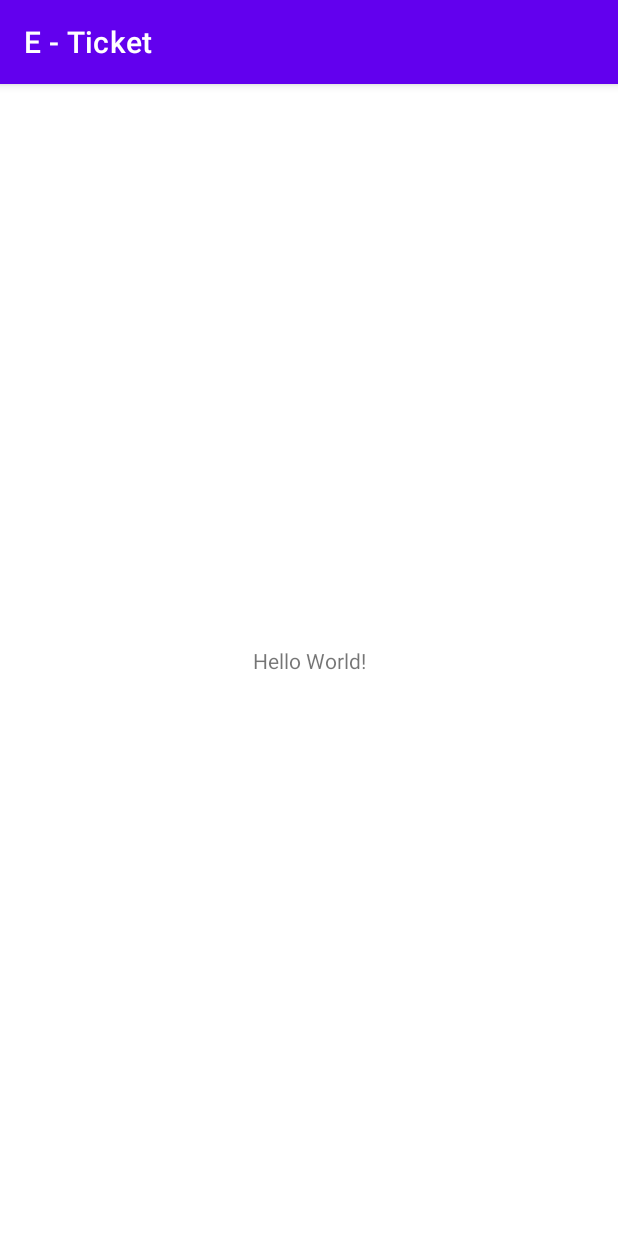
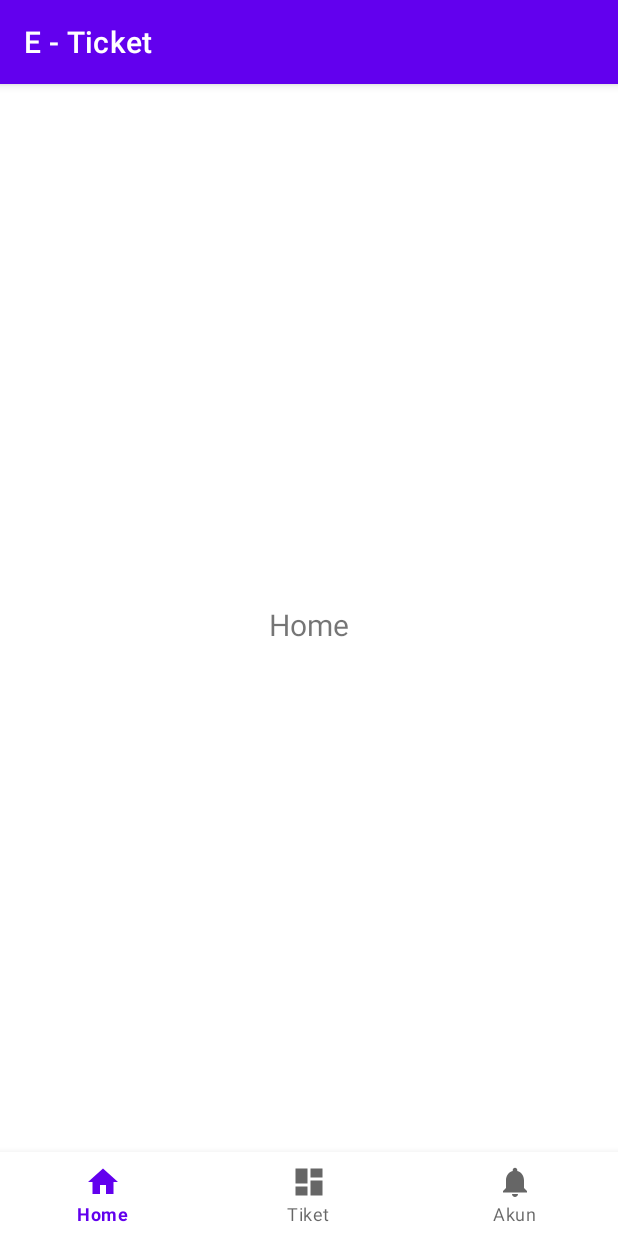
Before and after one commit to aphtbrt123/E-Ticket-PAII, an Android app: the screen it shows after launch (MainActivity), on a phone screen of 412 x 824 dp. Run offline under Robolectric (Android 15) with nearby library versions, the phone set to English and light mode, and no system bars.

Commit message:
Button Nav Bar 1

```diff
--- a/app/src/main/AndroidManifest.xml
+++ b/app/src/main/AndroidManifest.xml
@@ -10,6 +10,10 @@
         android:supportsRtl="true"
         android:theme="@style/Theme.ETicket">
         <activity
+            android:name=".activity.Main2Activity"
+            android:exported="true"
+            android:label="@string/title_activity_main2" />
+        <activity
             android:name=".MainActivity"
             android:exported="true">
             <intent-filter>
--- a/app/src/main/java/com/kantin/e_ticket/MainActivity.kt
+++ b/app/src/main/java/com/kantin/e_ticket/MainActivity.kt
@@ -2,10 +2,65 @@ package com.kantin.e_ticket
 
 import androidx.appcompat.app.AppCompatActivity
 import android.os.Bundle
+import android.util.Log
+import android.view.Menu
+import android.view.MenuItem
+import androidx.core.view.get
+import androidx.fragment.app.Fragment
+import androidx.fragment.app.FragmentManager
+import com.google.android.material.bottomnavigation.BottomNavigationView
+import com.kantin.e_ticket.fragment.AkunFragment
+import com.kantin.e_ticket.fragment.HomeFragment
+import com.kantin.e_ticket.fragment.TiketFragment
 
 class MainActivity : AppCompatActivity() {
+
+    private val fragmentHome: Fragment = HomeFragment()
+    private val fragmentTiket: Fragment = TiketFragment()
+    private val fragmentAkun: Fragment = AkunFragment()
+    private val fm: FragmentManager = supportFragmentManager
+    private var active: Fragment = fragmentHome
+
+    private lateinit var menu: Menu
+    private lateinit var menuItem: MenuItem
+    private lateinit var bottomNavigationView: BottomNavigationView
+
     override fun onCreate(savedInstanceState: Bundle?) {
         super.onCreate(savedInstanceState)
         setContentView(R.layout.activity_main)
+
+        fm.beginTransaction().add(R.id.container, fragmentHome).show(fragmentHome).commit()
+        fm.beginTransaction().add(R.id.container, fragmentTiket).hide(fragmentTiket).commit()
+        fm.beginTransaction().add(R.id.container, fragmentAkun).hide(fragmentAkun).commit()
+
+        bottomNavigationView = findViewById(R.id.nav_view)
+        menu = bottomNavigationView.menu
+        menuItem = menu.getItem(0)
+        menuItem.isChecked = true
+
+        bottomNavigationView.setOnNavigationItemSelectedListener { item ->
+            when(item.itemId){
+                R.id.navigation_home ->{
+                    callFragment(0,fragmentHome)
+                }
+
+                R.id.navigation_tiket ->{
+                    callFragment(1,fragmentTiket)
+                }
+
+                R.id.navigation_akun ->{
+                    callFragment(2, fragmentAkun)
+                }
+            }
+
+            false
+        }
+    }
+
+    fun callFragment(int: Int, fragment: Fragment){
+        menuItem = menu.getItem(int)
+        menuItem.isChecked = true
+        fm.beginTransaction().hide(active).show(fragment).commit()
+        active = fragmentAkun
     }
 }
--- /dev/null
+++ b/app/src/main/java/com/kantin/e_ticket/fragment/AkunFragment.kt
@@ -0,0 +1,60 @@
+package com.kantin.e_ticket.fragment
+
+import android.os.Bundle
+import androidx.fragment.app.Fragment
+import android.view.LayoutInflater
+import android.view.View
+import android.view.ViewGroup
+import com.kantin.e_ticket.R
+
+// TODO: Rename parameter arguments, choose names that match
+// the fragment initialization parameters, e.g. ARG_ITEM_NUMBER
+private const val ARG_PARAM1 = "param1"
+private const val ARG_PARAM2 = "param2"
+
+/**
+ * A simple [Fragment] subclass.
+ * Use the [HomeFragment.newInstance] factory method to
+ * create an instance of this fragment.
+ */
+class AkunFragment : Fragment() {
+    // TODO: Rename and change types of parameters
+    private var param1: String? = null
+    private var param2: String? = null
+
+    override fun onCreate(savedInstanceState: Bundle?) {
+        super.onCreate(savedInstanceState)
+        arguments?.let {
+            param1 = it.getString(ARG_PARAM1)
+            param2 = it.getString(ARG_PARAM2)
+        }
+    }
+
+    override fun onCreateView(
+        inflater: LayoutInflater, container: ViewGroup?,
+        savedInstanceState: Bundle?
+    ): View? {
+        // Inflate the layout for this fragment
+        return inflater.inflate(R.layout.fragment_akun, container, false)
+    }
+
+    companion object {
+        /**
+         * Use this factory method to create a new instance of
+         * this fragment using the provided parameters.
+         *
+         * @param param1 Parameter 1.
+         * @param param2 Parameter 2.
+         * @return A new instance of fragment HomeFragment.
+         */
+        // TODO: Rename and change types and number of parameters
+        @JvmStatic
+        fun newInstance(param1: String, param2: String) =
+            HomeFragment().apply {
+                arguments = Bundle().apply {
+                    putString(ARG_PARAM1, param1)
+                    putString(ARG_PARAM2, param2)
+                }
+            }
+    }
+}
--- /dev/null
+++ b/app/src/main/java/com/kantin/e_ticket/fragment/HomeFragment.kt
@@ -0,0 +1,60 @@
+package com.kantin.e_ticket.fragment
+
+import android.os.Bundle
+import androidx.fragment.app.Fragment
+import android.view.LayoutInflater
+import android.view.View
+import android.view.ViewGroup
+import com.kantin.e_ticket.R
+
+// TODO: Rename parameter arguments, choose names that match
+// the fragment initialization parameters, e.g. ARG_ITEM_NUMBER
+private const val ARG_PARAM1 = "param1"
+private const val ARG_PARAM2 = "param2"
+
+/**
+ * A simple [Fragment] subclass.
+ * Use the [HomeFragment.newInstance] factory method to
+ * create an instance of this fragment.
+ */
+class HomeFragment : Fragment() {
+    // TODO: Rename and change types of parameters
+    private var param1: String? = null
+    private var param2: String? = null
+
+    override fun onCreate(savedInstanceState: Bundle?) {
+        super.onCreate(savedInstanceState)
+        arguments?.let {
+            param1 = it.getString(ARG_PARAM1)
+            param2 = it.getString(ARG_PARAM2)
+        }
+    }
+
+    override fun onCreateView(
+        inflater: LayoutInflater, container: ViewGroup?,
+        savedInstanceState: Bundle?
+    ): View? {
+        // Inflate the layout for this fragment
+        return inflater.inflate(R.layout.fragment_home, container, false)
+    }
+
+    companion object {
+        /**
+         * Use this factory method to create a new instance of
+         * this fragment using the provided parameters.
+         *
+         * @param param1 Parameter 1.
+         * @param param2 Parameter 2.
+         * @return A new instance of fragment HomeFragment.
+         */
+        // TODO: Rename and change types and number of parameters
+        @JvmStatic
+        fun newInstance(param1: String, param2: String) =
+            HomeFragment().apply {
+                arguments = Bundle().apply {
+                    putString(ARG_PARAM1, param1)
+                    putString(ARG_PARAM2, param2)
+                }
+            }
+    }
+}
--- /dev/null
+++ b/app/src/main/java/com/kantin/e_ticket/fragment/TiketFragment.kt
@@ -0,0 +1,60 @@
+package com.kantin.e_ticket.fragment
+
+import android.os.Bundle
+import androidx.fragment.app.Fragment
+import android.view.LayoutInflater
+import android.view.View
+import android.view.ViewGroup
+import com.kantin.e_ticket.R
+
+// TODO: Rename parameter arguments, choose names that match
+// the fragment initialization parameters, e.g. ARG_ITEM_NUMBER
+private const val ARG_PARAM1 = "param1"
+private const val ARG_PARAM2 = "param2"
+
+/**
+ * A simple [Fragment] subclass.
+ * Use the [HomeFragment.newInstance] factory method to
+ * create an instance of this fragment.
+ */
+class TiketFragment : Fragment() {
+    // TODO: Rename and change types of parameters
+    private var param1: String? = null
+    private var param2: String? = null
+
+    override fun onCreate(savedInstanceState: Bundle?) {
+        super.onCreate(savedInstanceState)
+        arguments?.let {
+            param1 = it.getString(ARG_PARAM1)
+            param2 = it.getString(ARG_PARAM2)
+        }
+    }
+
+    override fun onCreateView(
+        inflater: LayoutInflater, container: ViewGroup?,
+        savedInstanceState: Bundle?
+    ): View? {
+        // Inflate the layout for this fragment
+        return inflater.inflate(R.layout.fragment_tiket, container, false)
+    }
+
+    companion object {
+        /**
+         * Use this factory method to create a new instance of
+         * this fragment using the provided parameters.
+         *
+         * @param param1 Parameter 1.
+         * @param param2 Parameter 2.
+         * @return A new instance of fragment HomeFragment.
+         */
+        // TODO: Rename and change types and number of parameters
+        @JvmStatic
+        fun newInstance(param1: String, param2: String) =
+            HomeFragment().apply {
+                arguments = Bundle().apply {
+                    putString(ARG_PARAM1, param1)
+                    putString(ARG_PARAM2, param2)
+                }
+            }
+    }
+}
--- /dev/null
+++ b/app/src/main/res/drawable/ic_dashboard_black_24dp.xml
@@ -0,0 +1,9 @@
+<vector xmlns:android="http://schemas.android.com/apk/res/android"
+    android:width="24dp"
+    android:height="24dp"
+    android:viewportWidth="24.0"
+    android:viewportHeight="24.0">
+    <path
+        android:fillColor="#FF000000"
+        android:pathData="M3,13h8L11,3L3,3v10zM3,21h8v-6L3,15v6zM13,21h8L21,11h-8v10zM13,3v6h8L21,3h-8z" />
+</vector>
--- /dev/null
+++ b/app/src/main/res/drawable/ic_home_black_24dp.xml
@@ -0,0 +1,9 @@
+<vector xmlns:android="http://schemas.android.com/apk/res/android"
+    android:width="24dp"
+    android:height="24dp"
+    android:viewportWidth="24.0"
+    android:viewportHeight="24.0">
+    <path
+        android:fillColor="#FF000000"
+        android:pathData="M10,20v-6h4v6h5v-8h3L12,3 2,12h3v8z" />
+</vector>
--- /dev/null
+++ b/app/src/main/res/drawable/ic_notifications_black_24dp.xml
@@ -0,0 +1,9 @@
+<vector xmlns:android="http://schemas.android.com/apk/res/android"
+    android:width="24dp"
+    android:height="24dp"
+    android:viewportWidth="24.0"
+    android:viewportHeight="24.0">
+    <path
+        android:fillColor="#FF000000"
+        android:pathData="M12,22c1.1,0 2,-0.9 2,-2h-4c0,1.1 0.89,2 2,2zM18,16v-5c0,-3.07 -1.64,-5.64 -4.5,-6.32L13.5,4c0,-0.83 -0.67,-1.5 -1.5,-1.5s-1.5,0.67 -1.5,1.5v0.68C7.63,5.36 6,7.92 6,11v5l-2,2v1h16v-1l-2,-2z" />
+</vector>
--- a/app/src/main/res/layout/activity_main.xml
+++ b/app/src/main/res/layout/activity_main.xml
@@ -1,18 +1,26 @@
 <?xml version="1.0" encoding="utf-8"?>
-<androidx.constraintlayout.widget.ConstraintLayout xmlns:android="http://schemas.android.com/apk/res/android"
+<RelativeLayout xmlns:android="http://schemas.android.com/apk/res/android"
     xmlns:app="http://schemas.android.com/apk/res-auto"
     xmlns:tools="http://schemas.android.com/tools"
     android:layout_width="match_parent"
     android:layout_height="match_parent"
     tools:context=".MainActivity">
 
-    <TextView
-        android:layout_width="wrap_content"
+    <FrameLayout
+        android:id="@+id/container"
+        android:name="androidx.navigation.fragment.NavHostFragment"
+        android:layout_width="match_parent"
+        android:layout_height="match_parent"
+        android:layout_above="@+id/nav_view"/>
+
+    <com.google.android.material.bottomnavigation.BottomNavigationView
+        android:id="@+id/nav_view"
+        android:layout_width="match_parent"
         android:layout_height="wrap_content"
-        android:text="Hello World!"
-        app:layout_constraintBottom_toBottomOf="parent"
-        app:layout_constraintLeft_toLeftOf="parent"
-        app:layout_constraintRight_toRightOf="parent"
-        app:layout_constraintTop_toTopOf="parent" />
+        android:background="?android:attr/windowBackground"
+        app:menu="@menu/bottom_nav_menu"
+        android:layout_alignParentBottom="true"/>
 
-</androidx.constraintlayout.widget.ConstraintLayout>
+
+
+</RelativeLayout>
--- /dev/null
+++ b/app/src/main/res/layout/fragment_home.xml
@@ -0,0 +1,23 @@
+<?xml version="1.0" encoding="utf-8"?>
+<androidx.constraintlayout.widget.ConstraintLayout xmlns:android="http://schemas.android.com/apk/res/android"
+    xmlns:app="http://schemas.android.com/apk/res-auto"
+    xmlns:tools="http://schemas.android.com/tools"
+    android:layout_width="match_parent"
+    android:layout_height="match_parent"
+    tools:context=".fragment.HomeFragment">
+
+    <TextView
+        android:id="@+id/text_home"
+        android:layout_width="match_parent"
+        android:layout_height="wrap_content"
+        android:layout_marginStart="8dp"
+        android:layout_marginTop="8dp"
+        android:layout_marginEnd="8dp"
+        android:textAlignment="center"
+        android:textSize="20sp"
+        android:text="Home"
+        app:layout_constraintBottom_toBottomOf="parent"
+        app:layout_constraintEnd_toEndOf="parent"
+        app:layout_constraintStart_toStartOf="parent"
+        app:layout_constraintTop_toTopOf="parent" />
+</androidx.constraintlayout.widget.ConstraintLayout>
--- /dev/null
+++ b/app/src/main/res/menu/bottom_nav_menu.xml
@@ -0,0 +1,19 @@
+<?xml version="1.0" encoding="utf-8"?>
+<menu xmlns:android="http://schemas.android.com/apk/res/android">
+
+    <item
+        android:id="@+id/navigation_home"
+        android:icon="@drawable/ic_home_black_24dp"
+        android:title="@string/title_home" />
+
+    <item
+        android:id="@+id/navigation_tiket"
+        android:icon="@drawable/ic_dashboard_black_24dp"
+        android:title="Tiket" />
+
+    <item
+        android:id="@+id/navigation_akun"
+        android:icon="@drawable/ic_notifications_black_24dp"
+        android:title="Akun" />
+
+</menu>
--- /dev/null
+++ b/app/src/main/res/values/dimens.xml
@@ -0,0 +1,5 @@
+<resources>
+    <!-- Default screen margins, per the Android Design guidelines. -->
+    <dimen name="activity_horizontal_margin">16dp</dimen>
+    <dimen name="activity_vertical_margin">16dp</dimen>
+</resources>
--- a/app/src/main/res/values/strings.xml
+++ b/app/src/main/res/values/strings.xml
@@ -1,3 +1,9 @@
 <resources>
     <string name="app_name">E - Ticket</string>
+    <string name="title_activity_main2">Main2Activity</string>
+    <string name="title_home">Home</string>
+    <string name="title_dashboard">Dashboard</string>
+    <string name="title_notifications">Notifications</string>
+    <!-- TODO: Remove or change this placeholder text -->
+    <string name="hello_blank_fragment">Hello blank fragment</string>
 </resources>
```
Also changed, not shown: app/build.gradle (+11 -0 lines), app/src/main/res/layout/activity_main2.xml (added, +33 -0 lines), app/src/main/res/layout/fragment_akun.xml (added, +23 -0 lines), app/src/main/res/layout/fragment_tiket.xml (added, +23 -0 lines), app/src/main/res/navigation/mobile_navigation.xml (added, +25 -0 lines).
